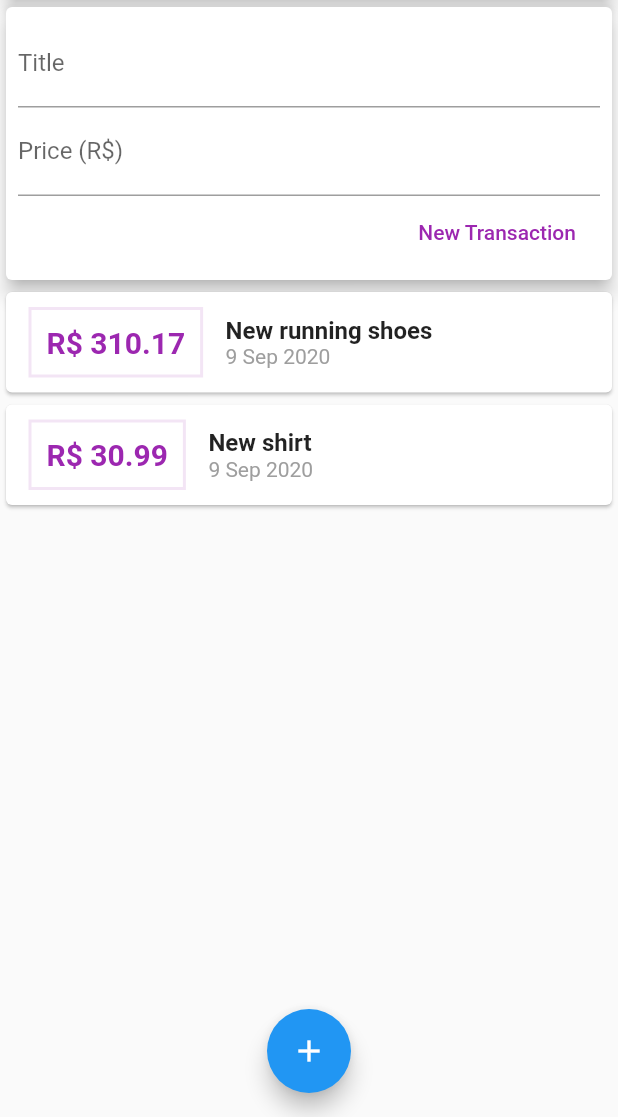
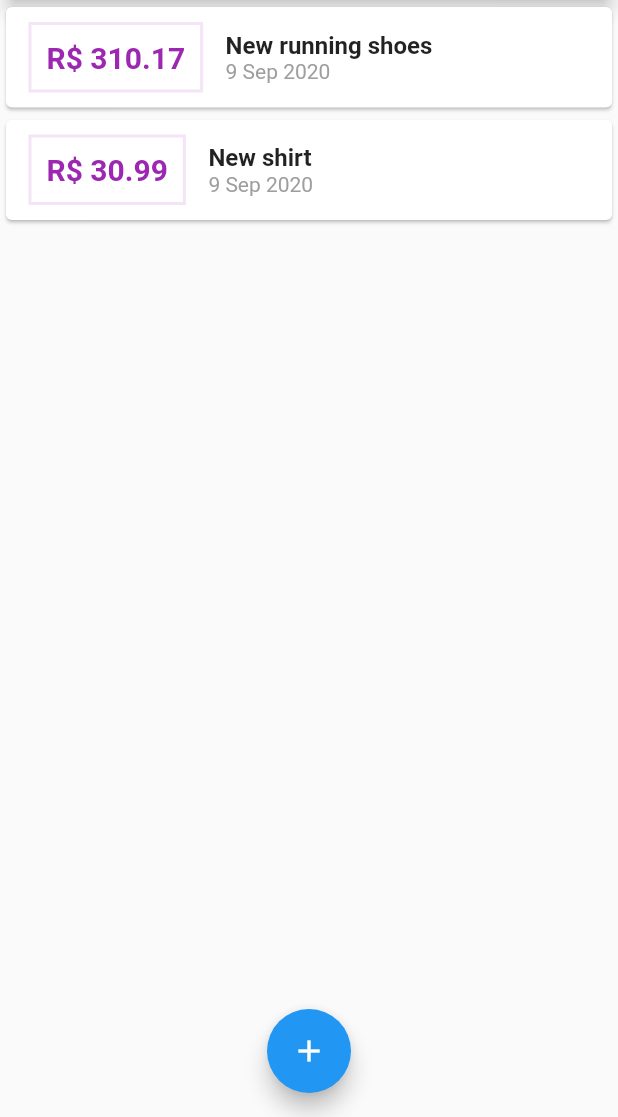
Before and after one commit to andre-pelisoli/expenses, a Flutter app: the screen it shows after launch, on a phone screen of 412 x 824 dp, the part 119-1236 px from its top. Run offline on Flutter 3.47's test engine with Material 2 defaults, Android fonts, the phone set to English and light mode, and no system bars.

Commit message:
Added form to add transactions as a modal bottom sheet

```diff
--- a/lib/components/transaction_form.dart
+++ b/lib/components/transaction_form.dart
@@ -1,13 +1,19 @@
 import 'package:flutter/cupertino.dart';
 import 'package:flutter/material.dart';
 
-class TransactionForm extends StatelessWidget {
-  final titleController = TextEditingController();
-  final valueController = TextEditingController();
-
+class TransactionForm extends StatefulWidget {
   final void Function(String, double) onSubmit;
 
   TransactionForm(this.onSubmit);
+
+  @override
+  _TransactionFormState createState() => _TransactionFormState();
+}
+
+class _TransactionFormState extends State<TransactionForm> {
+  final titleController = TextEditingController();
+
+  final valueController = TextEditingController();
 
   _submitForm() {
     final title = titleController.text;
@@ -17,7 +23,7 @@ class TransactionForm extends StatelessWidget {
       return;
     }
 
-    onSubmit(title, value);
+    widget.onSubmit(title, value);
   }
 
   @override
--- a/lib/components/transaction_user.dart
+++ /dev/null
@@ -1,51 +0,0 @@
-import 'dart:math';
-
-import 'package:expenses/components/transaction_form.dart';
-import 'package:expenses/components/transaction_list.dart';
-import 'package:expenses/models/transaction.dart';
-import 'package:flutter/material.dart';
-
-class TransactionUser extends StatefulWidget {
-  @override
-  _TransactionUserState createState() => _TransactionUserState();
-}
-
-class _TransactionUserState extends State<TransactionUser> {
-  final _transactions = [
-    Transaction(
-      id: 't1',
-      title: 'New running shoes',
-      value: 310.17,
-      date: DateTime.now(),
-    ),
-    Transaction(
-      id: 't2',
-      title: 'New shirt',
-      value: 30.99,
-      date: DateTime.now(),
-    ),
-  ];
-
-  _addTransaction(String title, double value) {
-    final newTransaction = Transaction(
-      id: Random().nextDouble().toString(),
-      title: title,
-      value: value,
-      date: DateTime.now(),
-    );
-
-    setState(() {
-      _transactions.add(newTransaction);
-    });
-  }
-
-  @override
-  Widget build(BuildContext context) {
-    return Column(
-      children: <Widget>[
-        TransactionForm(_addTransaction),
-        TransactionList(_transactions),
-      ],
-    );
-  }
-}
--- a/lib/main.dart
+++ b/lib/main.dart
@@ -1,6 +1,10 @@
-import 'package:expenses/components/transaction_user.dart';
-import 'package:flutter/cupertino.dart';
+import 'dart:math';
+
+import 'package:expenses/components/transaction_form.dart';
 import 'package:flutter/material.dart';
+
+import 'components/transaction_list.dart';
+import 'models/transaction.dart';
 
 main() => runApp(ExpensesApp());
 
@@ -13,14 +17,60 @@ class ExpensesApp extends StatelessWidget {
   }
 }
 
-class MyHome extends StatelessWidget {
+class MyHome extends StatefulWidget {
   @override
-  Widget build(Object context) {
+  _MyHomeState createState() => _MyHomeState();
+}
+
+class _MyHomeState extends State<MyHome> {
+  final _transactions = [
+    Transaction(
+      id: 't1',
+      title: 'New running shoes',
+      value: 310.17,
+      date: DateTime.now(),
+    ),
+    Transaction(
+      id: 't2',
+      title: 'New shirt',
+      value: 30.99,
+      date: DateTime.now(),
+    ),
+  ];
+
+  _openTransactionFormModal(BuildContext context) {
+    showModalBottomSheet(
+        context: context,
+        builder: (ctx) {
+          return TransactionForm(_addTransaction);
+        });
+  }
+
+  _addTransaction(String title, double value) {
+    final newTransaction = Transaction(
+      id: Random().nextDouble().toString(),
+      title: title,
+      value: value,
+      date: DateTime.now(),
+    );
+
+    setState(() {
+      _transactions.add(newTransaction);
+    });
+
+    Navigator.of(context).pop();
+  }
+
+  @override
+  Widget build(BuildContext context) {
     return Scaffold(
       appBar: AppBar(
         title: Text("Expenses"),
         actions: <Widget>[
-          IconButton(icon: Icon(Icons.add), onPressed: () {}),
+          IconButton(
+            icon: Icon(Icons.add),
+            onPressed: () => _openTransactionFormModal(context),
+          )
         ],
       ),
       body: SingleChildScrollView(
@@ -34,13 +84,13 @@ class MyHome extends StatelessWidget {
                 child: Text('Graph'),
               ),
             ),
-            TransactionUser()
+            TransactionList(_transactions),
           ],
         ),
       ),
       floatingActionButton: FloatingActionButton(
         child: Icon(Icons.add),
-        onPressed: () {},
+        onPressed: () => _openTransactionFormModal(context),
       ),
       floatingActionButtonLocation: FloatingActionButtonLocation.centerFloat,
     );
```
